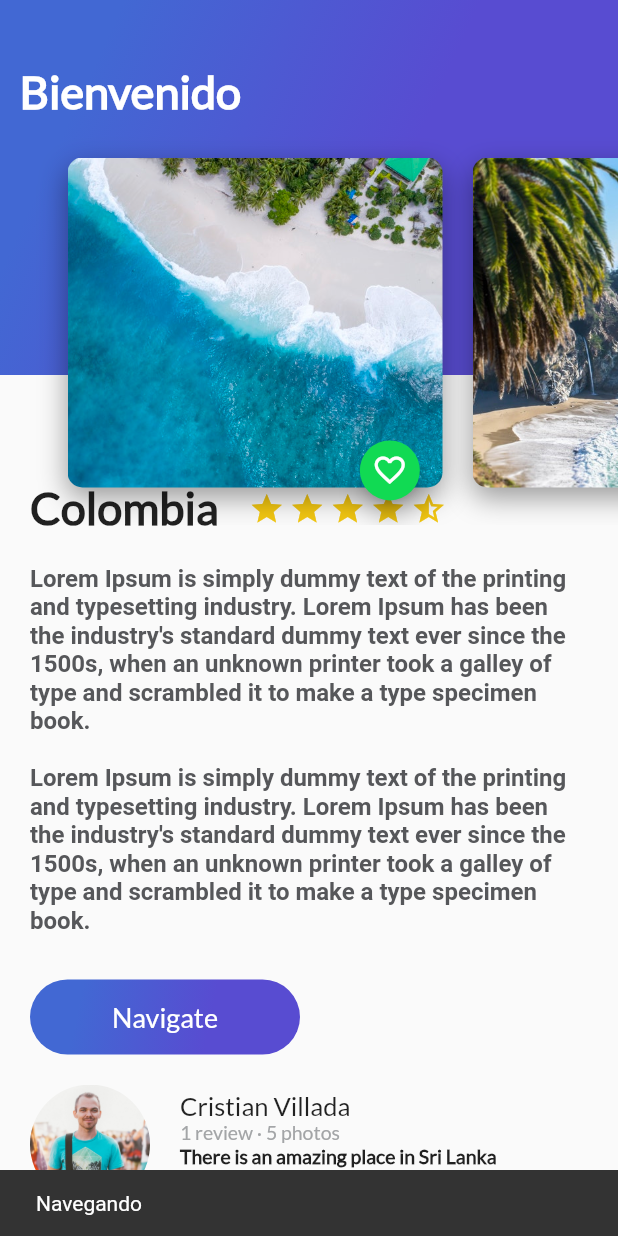
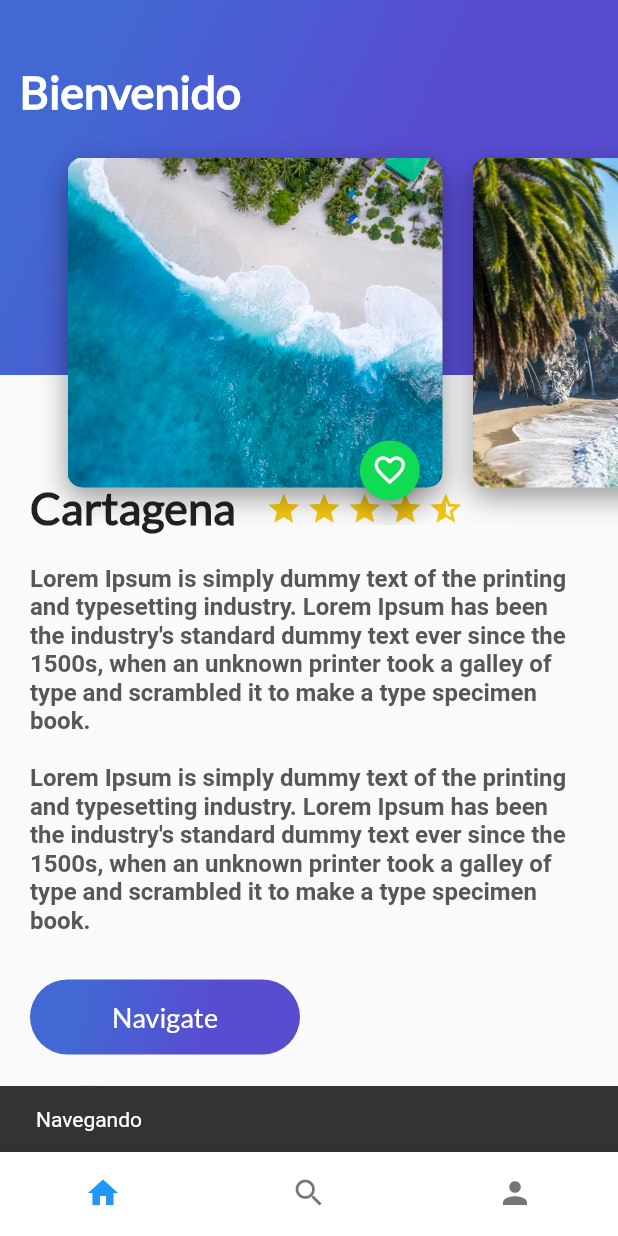
Before and after one commit to cristianmilo07/flutter_aprendizaje_uno, a Flutter app: the screen it shows after launch, after a tap on "Navigate", on a phone screen of 412 x 824 dp. Run offline on Flutter 3.47's test engine with Material 2 defaults, Android fonts, the phone set to English and light mode, and no system bars.

Commit message:
Desarollo de funcionalidad de navegación

```diff
--- /dev/null
+++ b/lib/aprendizaje_trips.dart
@@ -0,0 +1,68 @@
+import 'package:aprendizaje/profile_trips.dart';
+import 'package:aprendizaje/search_trips.dart';
+import 'package:flutter/material.dart';
+
+import 'home_trips.dart';
+
+class AprendizajeTrips extends StatefulWidget {
+  @override
+  State<StatefulWidget> createState() {
+    // TODO: implement createState
+    return _AprendizajeTrips();
+  }
+
+}
+
+class _AprendizajeTrips extends State<AprendizajeTrips> {
+  int indexTap = 0;
+  final List<Widget> widgetsChildren = [
+    HomeTrips(),
+    SearchTrips(),
+    ProfileTrips()
+  ];
+
+  void onTapTapped(int index){
+
+    setState(() {
+      indexTap = index;
+    });
+
+  }
+
+  @override
+  Widget build(BuildContext context) {
+    // TODO: implement build
+
+
+    return  Scaffold(
+      body: widgetsChildren[indexTap],
+      bottomNavigationBar: Theme(
+        data: Theme.of(context).copyWith(
+            canvasColor: Colors.white,
+            primaryColor: Colors.purple
+        ),
+        child: BottomNavigationBar(
+          showSelectedLabels: false,
+            showUnselectedLabels: false,
+            onTap: onTapTapped,
+            currentIndex: indexTap,
+            items: [
+              BottomNavigationBarItem(
+                  icon: Icon(Icons.home),
+                 label: ""
+              ),
+              BottomNavigationBarItem(
+                  icon: Icon(Icons.search),
+                  label: ""
+              ),
+              BottomNavigationBarItem(
+                  icon: Icon(Icons.person),
+                  label: ""
+              ),
+            ]
+        ),
+      ),
+    );
+  }
+
+}
--- /dev/null
+++ b/lib/home_trips.dart
@@ -0,0 +1,25 @@
+import 'package:flutter/material.dart';
+import 'package:aprendizaje/description_place.dart';
+import 'package:aprendizaje/header_appbar.dart';
+import 'package:aprendizaje/review_list.dart';
+
+class HomeTrips extends StatelessWidget {
+  String descriptionDummy = "Lorem Ipsum is simply dummy text of the printing and typesetting industry. Lorem Ipsum has been the industry's standard dummy text ever since the 1500s, when an unknown printer took a galley of type and scrambled it to make a type specimen book. \n\nLorem Ipsum is simply dummy text of the printing and typesetting industry. Lorem Ipsum has been the industry's standard dummy text ever since the 1500s, when an unknown printer took a galley of type and scrambled it to make a type specimen book.";
+  @override
+  Widget build(BuildContext context) {
+    // TODO: implement build
+    return Stack(
+      children: <Widget>[
+        ListView(
+          children: <Widget>[
+            DescriptionPlace("Cartagena", 4, descriptionDummy),
+            ReviewList()
+
+          ],
+        ),
+        HeaderAppBar()
+      ],
+    );
+  }
+
+}
--- a/lib/main.dart
+++ b/lib/main.dart
@@ -1,8 +1,6 @@
-import 'package:aprendizaje/header_appbar.dart';
+import 'package:aprendizaje/aprendizaje_trips.dart';
 import 'package:flutter/material.dart';
-import 'description_place.dart';
-import 'review_list.dart';
-import 'gradient_back.dart';
+import 'aprendizaje_trips.dart';
 
 void main() {
   runApp(const MyApp());
@@ -16,8 +14,6 @@ class MyApp extends StatelessWidget {
   // This widget is the root of your application.
   @override
   Widget build(BuildContext context) {
-    String descriptionDummy = "Lorem Ipsum is simply dummy text of the printing and typesetting industry. Lorem Ipsum has been the industry's standard dummy text ever since the 1500s, when an unknown printer took a galley of type and scrambled it to make a type specimen book. \n\nLorem Ipsum is simply dummy text of the printing and typesetting industry. Lorem Ipsum has been the industry's standard dummy text ever since the 1500s, when an unknown printer took a galley of type and scrambled it to make a type specimen book.";
-    //String descriptionDummy = "Lorem Ipsum is simply dummy text of the printing and typesetting industry. Lorem Ipsum has been the industry's standard dummy text ever since the 1500s, when an unknown printer took a galley of type and scrambled it ";
     return MaterialApp(
       title: 'Flutter Demo',
       theme: ThemeData(
@@ -32,20 +28,7 @@ class MyApp extends StatelessWidget {
         // is not restarted.
         primarySwatch: Colors.blue,
       ),
-        home: Scaffold(
-          //body: new DescriptionPlace("Bahamas", 4, descriptionDummy),
-          body: Stack(
-            children: <Widget>[
-              ListView(
-                children: <Widget> [
-                  DescriptionPlace("Colombia", 4, descriptionDummy),
-                  ReviewList()
-                ],
-              ),
-              HeaderAppBar()
-            ],
-          )
-        )//MyHomePage(title: 'Flutter Demo Home Page'),
+        home: AprendizajeTrips()//MyHomePage(title: 'Flutter Demo Home Page'),
     );
   }
 }
--- /dev/null
+++ b/lib/profile_trips.dart
@@ -0,0 +1,12 @@
+import 'package:flutter/material.dart';
+
+class ProfileTrips extends StatelessWidget {
+  @override
+  Widget build(BuildContext context) {
+    // TODO: implement build
+    return Container(
+      color: Colors.indigo,
+    );
+  }
+
+}
--- /dev/null
+++ b/lib/search_trips.dart
@@ -0,0 +1,12 @@
+import 'package:flutter/material.dart';
+
+class SearchTrips extends StatelessWidget{
+  @override
+  Widget build(BuildContext context) {
+    // TODO: implement build
+    return Container(
+      color: Colors.greenAccent,
+    );
+  }
+
+}
```
